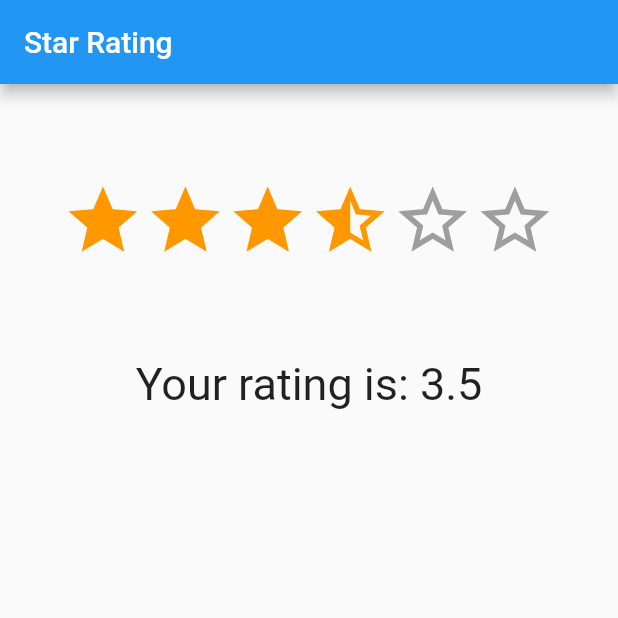
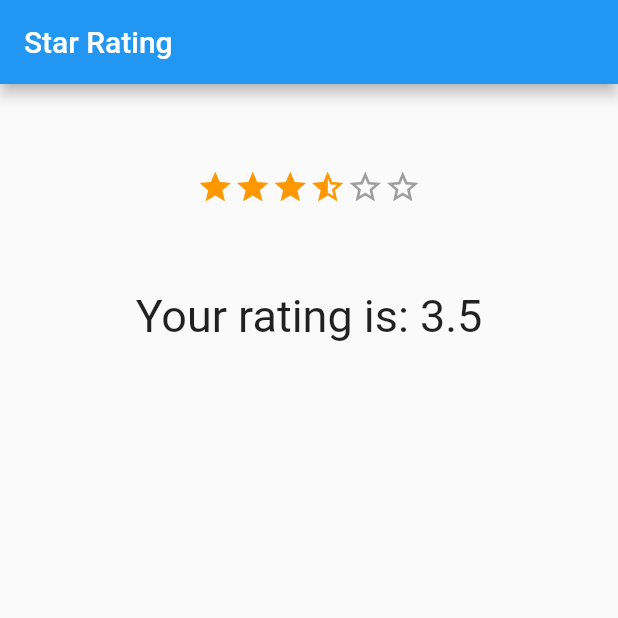
Before and after one commit to Unicorn-Games-Hub/flutter_rating, a Flutter app: the screen it shows after launch, on a phone screen of 412 x 824 dp, the top half of it. Run offline on Flutter 3.47's test engine with Material 2 defaults, Android fonts, the phone set to English and light mode, and no system bars.

Commit message:
fix issue with relative size

```diff
--- a/example/lib/main.dart
+++ b/example/lib/main.dart
@@ -40,7 +40,7 @@ class _TestState extends State<Test> {
               bottom: 50.0,
             ),
             child: new StarRating(
-              size: MediaQuery.of(context).size.width/starCount*0.8,
+              size: 25.0,
               rating: rating,
               color: Colors.orange,
               borderColor: Colors.grey,
--- a/lib/flutter_rating.dart
+++ b/lib/flutter_rating.dart
@@ -45,7 +45,8 @@ class StarRating extends StatelessWidget {
       );
     }
     return new InkResponse(
-      containedInkWell: false,
+      highlightColor: Colors.transparent,
+      radius: (size ?? ratingStarSizeRelativeToScreen)/2,
       onTap:
           onRatingChanged == null ? null : () => onRatingChanged(index + 1.0),
       child: new Container(
```
